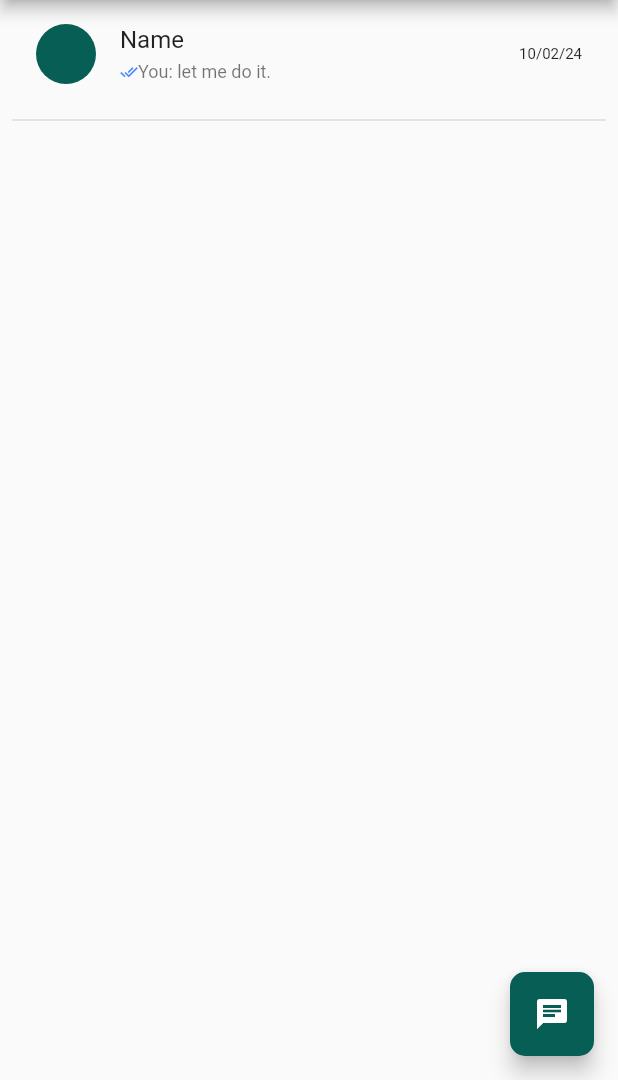
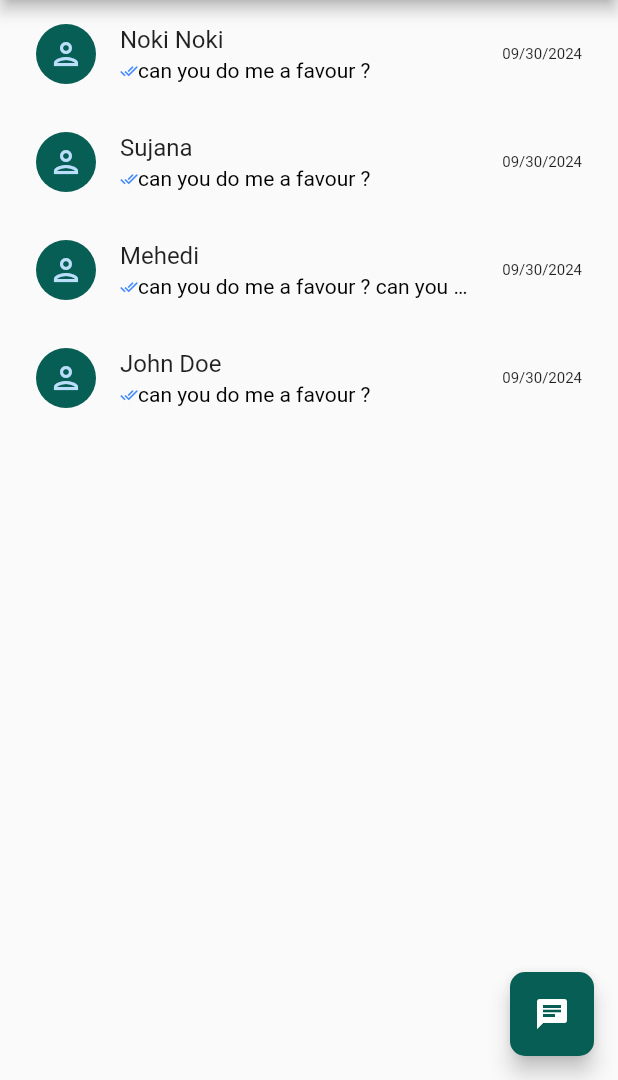
Before and after one commit to nokibul82/chat_app, a Flutter app: the screen it shows after launch, tab 2 chosen, on a phone screen of 412 x 824 dp, the part 156-1236 px from its top. Run offline on Flutter 3.47's test engine with Material 2 defaults, Android fonts, the phone set to English and light mode, and no system bars; our stand-ins replace get.

Commit message:
dynamic chat screen ui

```diff
--- /dev/null
+++ b/lib/controllers/chat_controller.dart
@@ -0,0 +1,15 @@
+import 'package:chat_app/models/chat_item_model.dart';
+import 'package:get/get.dart';
+
+class ChatController extends GetxController {
+  final chatList = <ChatItemModel>[
+    ChatItemModel(
+        "Noki Noki", "can you do me a favour ?", "imageUrl", DateTime.now()),
+    ChatItemModel(
+        "Sujana", "can you do me a favour ?", "imageUrl", DateTime.now()),
+    ChatItemModel(
+        "Mehedi", "can you do me a favour ? can you do me a favour ? can you do me a favour ?", "imageUrl", DateTime.now()),
+    ChatItemModel(
+        "John Doe", "can you do me a favour ?", "imageUrl", DateTime.now())
+  ].obs;
+}
--- a/lib/main.dart
+++ b/lib/main.dart
@@ -1,4 +1,4 @@
-import './screens/home_screen.dart';
+import './views/screens/home_screen.dart';
 import 'package:flutter/material.dart';
 
 void main() {
--- a/lib/models/chat_item_model.dart
+++ b/lib/models/chat_item_model.dart
@@ -1,3 +1,8 @@
 class ChatItemModel {
+  final String userName;
+  final String lastMessage;
+  final String imageUrl;
+  final DateTime dateTime;
 
+  ChatItemModel(this.userName, this.lastMessage, this.imageUrl, this.dateTime);
 }
--- a/lib/screens/chat_screen.dart
+++ /dev/null
@@ -1,36 +0,0 @@
-import 'package:flutter/material.dart';
-
-class ChatScreen extends StatelessWidget {
-  const ChatScreen({super.key});
-
-  @override
-  Widget build(BuildContext context) {
-    return Container(
-      padding: EdgeInsets.symmetric(horizontal: 8),
-      child: ListView(
-        children: [
-          ListTile(
-            leading:
-                CircleAvatar(backgroundColor: Theme.of(context).primaryColor),
-            title: const Text("Name"),
-            subtitle: const Row(
-              mainAxisAlignment: MainAxisAlignment.start,
-              children: [
-                Icon(
-                  Icons.done_all,
-                  color: Colors.blueAccent,
-                  size: 12,
-                ),
-                Text("You: let me do it.", style: TextStyle(fontSize: 12)),
-              ],
-            ),
-            trailing: const Text("10/02/24", style: TextStyle(fontSize: 10)),
-          ),
-          const Divider(
-            thickness: 1,
-          )
-        ],
-      ),
-    );
-  }
-}
--- /dev/null
+++ b/lib/views/screens/chat_screen.dart
@@ -0,0 +1,22 @@
+import 'package:chat_app/controllers/chat_controller.dart';
+import 'package:chat_app/views/widgets/chat_item_widget.dart';
+import 'package:flutter/material.dart';
+import 'package:get/get.dart';
+
+class ChatScreen extends StatelessWidget {
+  const ChatScreen({super.key});
+
+  @override
+  Widget build(BuildContext context) {
+    final chatController = Get.put(ChatController());
+    return Container(
+      padding: const EdgeInsets.symmetric(horizontal: 8),
+      child: ListView.builder(
+        itemBuilder: (context, index) {
+          return ChatItemWidget(chatItem: chatController.chatList[index]);
+        },
+        itemCount: chatController.chatList.length,
+      ),
+    );
+  }
+}
--- a/lib/screens/home_screen.dart
+++ b/lib/views/screens/home_screen.dart
@@ -1,4 +1,4 @@
-import 'package:chat_app/screens/chat_screen.dart';
+import './chat_screen.dart';
 import 'package:flutter/cupertino.dart';
 import 'package:flutter/material.dart';
 
--- /dev/null
+++ b/lib/views/widgets/chat_item_widget.dart
@@ -0,0 +1,40 @@
+import 'package:chat_app/models/chat_item_model.dart';
+import 'package:flutter/material.dart';
+import 'package:intl/intl.dart';
+
+class ChatItemWidget extends StatelessWidget {
+  const ChatItemWidget({super.key, required this.chatItem});
+  final ChatItemModel chatItem;
+  @override
+  Widget build(BuildContext context) {
+    return ListTile(
+      onTap: () {},
+      leading: CircleAvatar(
+        backgroundColor: Theme.of(context).primaryColor,
+        child: const Icon(Icons.person_outlined),
+      ),
+      title: Text(chatItem.userName),
+      subtitle: Row(
+        mainAxisAlignment: MainAxisAlignment.start,
+        children: [
+          const Icon(
+            Icons.done_all,
+            color: Colors.blueAccent,
+            size: 12,
+          ),
+          Flexible(
+            child: RichText(
+              overflow: TextOverflow.ellipsis,
+              strutStyle: const StrutStyle(fontSize: 12.0),
+              text: TextSpan(
+                  style: const TextStyle(color: Colors.black),
+                  text: chatItem.lastMessage),
+            ),
+          )
+        ],
+      ),
+      trailing: Text(DateFormat('dd/mm/yyyy').format(chatItem.dateTime),
+          style: const TextStyle(fontSize: 10)),
+    );
+  }
+}
--- a/pubspec.yaml
+++ b/pubspec.yaml
@@ -35,6 +35,8 @@ dependencies:
   # The following adds the Cupertino Icons font to your application.
   # Use with the CupertinoIcons class for iOS style icons.
   cupertino_icons: ^1.0.2
+  get: ^4.6.5
+  intl: ^0.19.0
 
 dev_dependencies:
   flutter_test:
```
Also changed, not shown: lib/views/screens/single_chat_screen.dart (added), pubspec.lock.
